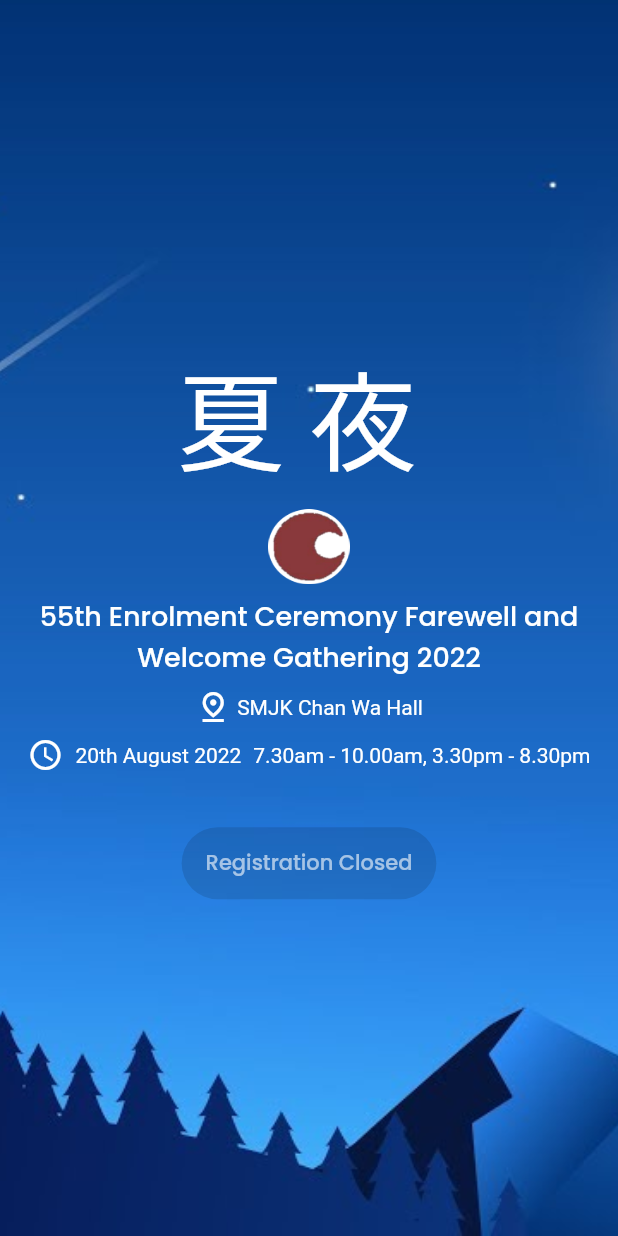
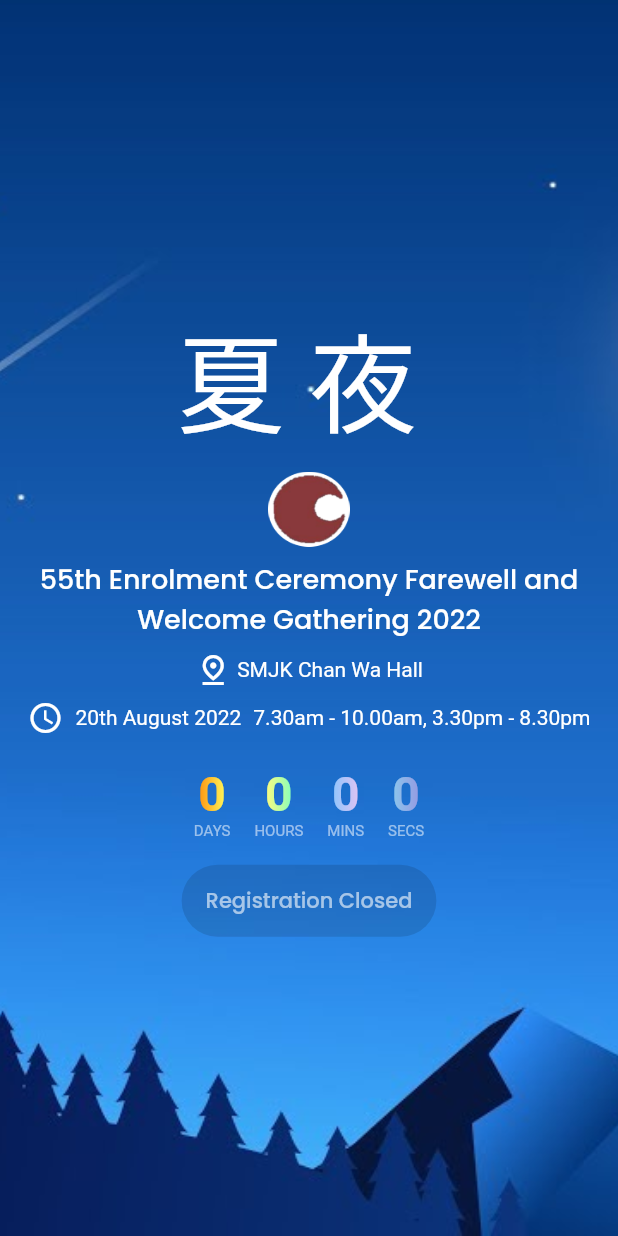
Before and after one commit to junsiong2008/cw_bsmm, a Flutter app: the screen it shows after launch, on a phone screen of 412 x 824 dp. Run offline on Flutter 3.47's test engine with Material 2 defaults, Android fonts, the phone set to English and light mode, and no system bars; drawn by our look-alikes of flutter_countdown_timer, simple_gradient_text; our stand-ins replace cloud_firestore, firebase_analytics, firebase_core, lottie; missing offline and left inert: firebase_app_check; accounts and stored records are empty; statements that could not run were skipped.

Commit message:
Fixed the countdown issue

```diff
--- a/lib/components/ui/countdown_group.dart
+++ b/lib/components/ui/countdown_group.dart
@@ -17,9 +17,9 @@ class CountdownGroup extends StatelessWidget {
     return CountdownTimer(
       endTime: millisecondsToDate,
       widgetBuilder: (BuildContext context, CurrentRemainingTime? time) {
-        if (time == null) {
-          return const SizedBox();
-        }
+        // if (time == null) {
+        //   return const SizedBox();
+        // }
         return Wrap(
           alignment: WrapAlignment.center,
           runSpacing: 8.0,
@@ -28,7 +28,7 @@ class CountdownGroup extends StatelessWidget {
             Column(
               mainAxisAlignment: MainAxisAlignment.center,
               children: [
-                GradientText('${time.days}',
+                GradientText('${time?.days ?? 0}',
                     style: kCountdownNumberTextStyle,
                     colors: const [
                       Color(0XFFff930f),
@@ -44,7 +44,7 @@ class CountdownGroup extends StatelessWidget {
               mainAxisAlignment: MainAxisAlignment.center,
               children: [
                 GradientText(
-                  '${time.hours}',
+                  '${time?.hours ?? 0}',
                   style: kCountdownNumberTextStyle,
                   colors: const <Color>[
                     Color(0xFFFFFB7D),
@@ -60,7 +60,7 @@ class CountdownGroup extends StatelessWidget {
             Column(
               mainAxisAlignment: MainAxisAlignment.center,
               children: [
-                GradientText('${time.min}',
+                GradientText('${time?.min ?? 0}',
                     style: kCountdownNumberTextStyle,
                     colors: const <Color>[
                       Color(0XFF8EC5FC),
@@ -76,7 +76,7 @@ class CountdownGroup extends StatelessWidget {
               mainAxisAlignment: MainAxisAlignment.center,
               children: [
                 GradientText(
-                  '${time.sec}',
+                  '${time?.sec ?? 0}',
                   style: kCountdownNumberTextStyle,
                   colors: const <Color>[
                     Color(0XFF8BC6EC),
--- a/lib/screens/home/home_page.dart
+++ b/lib/screens/home/home_page.dart
@@ -133,8 +133,8 @@ class HomePage extends StatelessWidget {
                     height: 20.0,
                   ),
                   CountdownGroup(
-                    millisecondsToDate: DateTime.parse('2022-08-20 07:30:00Z')
-                        .millisecondsSinceEpoch,
+                    millisecondsToDate:
+                        DateTime(2022, 8, 20, 7, 30).millisecondsSinceEpoch,
                   ),
                   const SizedBox(
                     height: 16.0,
```
